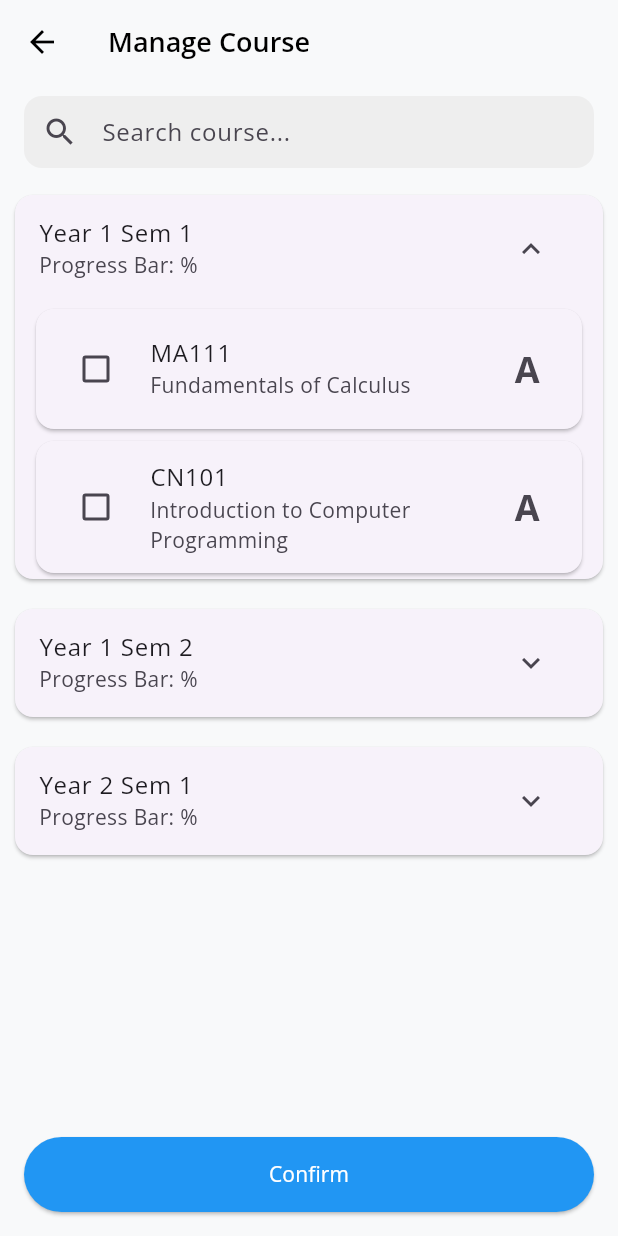
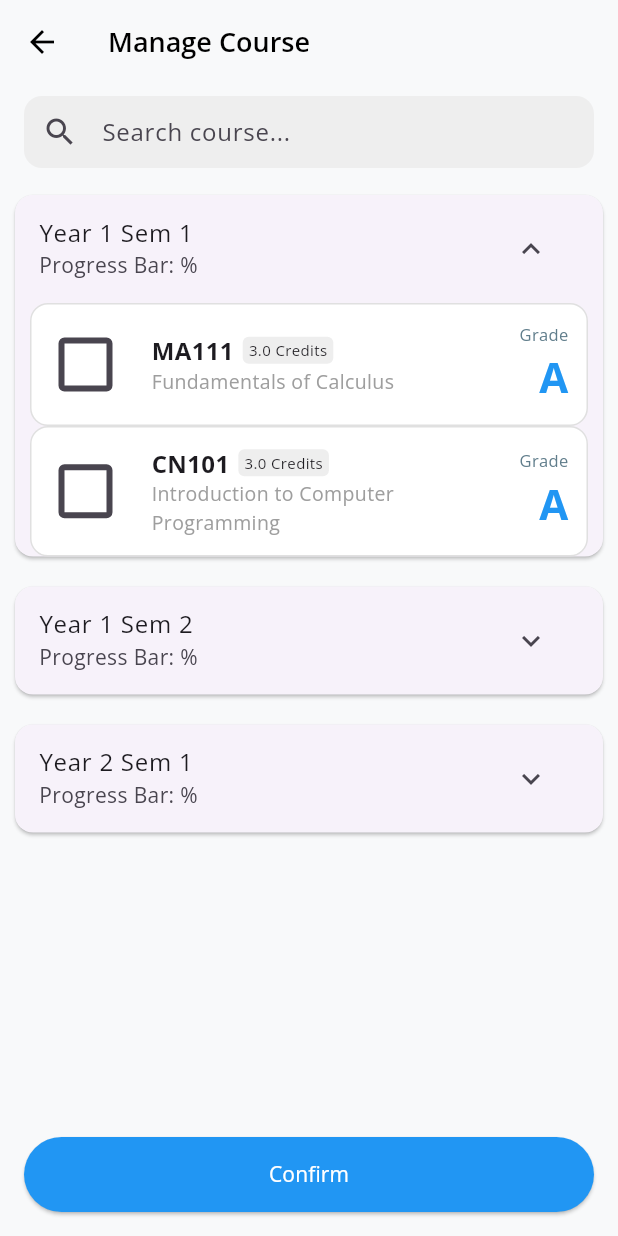
Before and after one commit to 6610685353/cn-planner, a Flutter app: the ManageCoursePage screen opened by its route, after a tap on the "keyboard arrow down" icon, on a phone screen of 412 x 824 dp. Run offline on Flutter 3.47's test engine with Material 3 defaults, Android fonts, the phone set to English and light mode, and no system bars; our stand-ins replace cloud_firestore, firebase_auth, firebase_core; accounts and stored records are empty.

Commit message:
link widgets with mock data

```diff
--- a/cn_planner_app/lib/features/manage/widgets/subject_box.dart
+++ b/cn_planner_app/lib/features/manage/widgets/subject_box.dart
@@ -3,17 +3,15 @@ import 'package:flutter/material.dart';
 class SubjectBox extends StatefulWidget {
   final String title;
   final String subtitle;
-  final String trailingChar;
-  final bool initialValue;
-  final ValueChanged<bool?> onChanged;
+  final double credits;
+  final String grade;
 
   const SubjectBox({
     super.key,
     required this.title,
     required this.subtitle,
-    required this.trailingChar,
-    required this.initialValue,
-    required this.onChanged,
+    required this.credits,
+    required this.grade,
   });
 
   @override
@@ -21,34 +19,85 @@ class SubjectBox extends StatefulWidget {
 }
 
 class _SubjectBoxState extends State<SubjectBox> {
-  late bool _isChecked;
-
-  @override
-  void initState() {
-    super.initState();
-    _isChecked = widget.initialValue;
-  }
+  bool _isChecked = false;
+  String _selectedValue = "A";
 
   @override
   Widget build(BuildContext context) {
-    return Card(
-      margin: const EdgeInsets.symmetric(horizontal: 4, vertical: 4),
-      child: Padding(
-        padding: const EdgeInsets.all(4.0),
-        child: CheckboxListTile(
-          controlAffinity: ListTileControlAffinity.leading, // Checkbox อยู่ซ้าย
-          secondary: Text( // ใช้ secondary แทน trailing
-            widget.trailingChar.toUpperCase(),
-            style: const TextStyle(fontSize: 24, fontWeight: FontWeight.bold),
+    return Container(
+      padding: const EdgeInsets.all(12),
+      decoration: BoxDecoration(
+        color: Colors.white,
+        border: Border.all(color: Colors.grey.shade300),
+        borderRadius: BorderRadius.circular(12),
+      ),
+      child: Row(
+        children: [
+          Transform.scale(
+            scale:  2,
+            child: Checkbox(
+              value: _isChecked,
+              checkColor: Color.fromARGB(0, 0, 0, 0),
+              fillColor: WidgetStateProperty.resolveWith((states) {
+                if (states.contains(WidgetState.selected)) {
+                  return Colors.green;
+                }
+                return Colors.white;
+              }),
+              onChanged: (bool? value) {
+                setState(() {
+                  _isChecked = value ?? false;
+                });
+              },
+            ),
           ),
-          title: Text(widget.title),
-          subtitle: Text(widget.subtitle),
-          value: _isChecked,
-          onChanged: (bool? val) {
-            setState(() => _isChecked = val!);
-            widget.onChanged(val);
-          },
-        ),
+          const SizedBox(width: 20),
+
+          Expanded(
+            child: Column(
+              crossAxisAlignment: CrossAxisAlignment.start,
+              mainAxisSize: MainAxisSize.min,
+              children: [
+                Row(
+                  children: [
+                    Text(widget.title, style: TextStyle(fontWeight: FontWeight.bold, fontSize: 16)),
+                    const SizedBox(width: 6),
+                    Container(
+                      padding: const EdgeInsets.symmetric(horizontal: 4, vertical: 2),
+                      decoration: BoxDecoration(color: Colors.grey.shade200, borderRadius: BorderRadius.circular(4)),
+                      child: Text("${widget.credits} Credits", style: TextStyle(fontSize: 10)),
+                    ),
+                  ],
+                ),
+                Text(widget.subtitle, style: TextStyle(color: Colors.grey, fontSize: 13)),
+              ],
+            ),
+          ),
+
+          Column(
+            crossAxisAlignment: CrossAxisAlignment.end,
+            mainAxisSize: MainAxisSize.min,
+            children: [
+              const Text("Grade", style: TextStyle(fontSize: 11, color: Colors.blueGrey)),
+              PopupMenuButton<String>(
+                child: Text(
+                  _selectedValue,
+                  style: const TextStyle(fontSize: 28, fontWeight: FontWeight.bold, color: Colors.blue),
+                ),
+                onSelected: (String value) {
+                  setState(() {
+                    _selectedValue = value;
+                  });
+                },
+                itemBuilder: (BuildContext context) => [
+                  const PopupMenuItem(value: "A", child: Text("Option A")),
+                  const PopupMenuItem(value: "B", child: Text("Option B")),
+                  const PopupMenuItem(value: "C", child: Text("Option C")),
+                ],
+              ),
+            ],
+          ),
+        ],
       ),
     );
   }
--- a/cn_planner_app/lib/features/manage/widgets/year_course.dart
+++ b/cn_planner_app/lib/features/manage/widgets/year_course.dart
@@ -45,9 +45,9 @@ class _YearCourseBox extends State<YearCourseBox> {
                   return SubjectBox(
                     title: course,
                     subtitle: widget.subject[course]["subject name"],
-                    trailingChar: "A",
-                    initialValue: false,
-                    onChanged: (val) {});
+                    credits: widget.subject[course]["credits"],
+                    grade: "A",
+                    );
                 }).toList(),
               ),
             )
```
